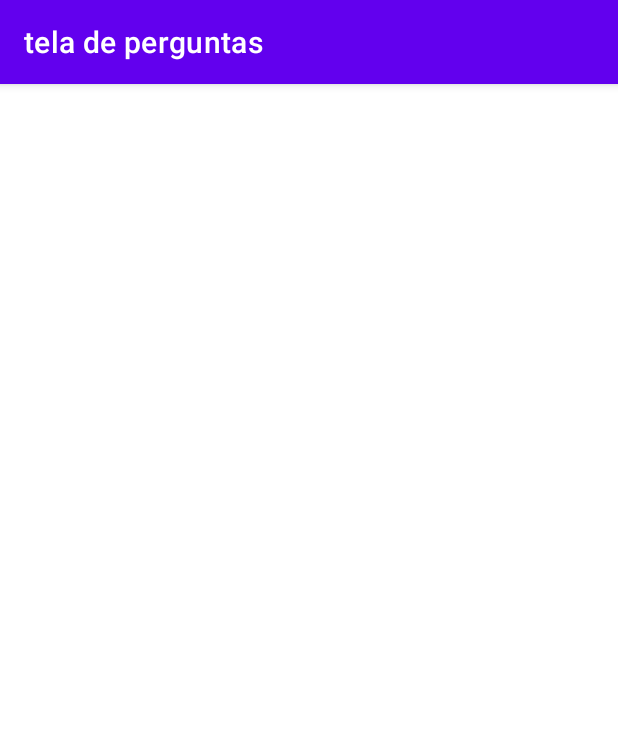
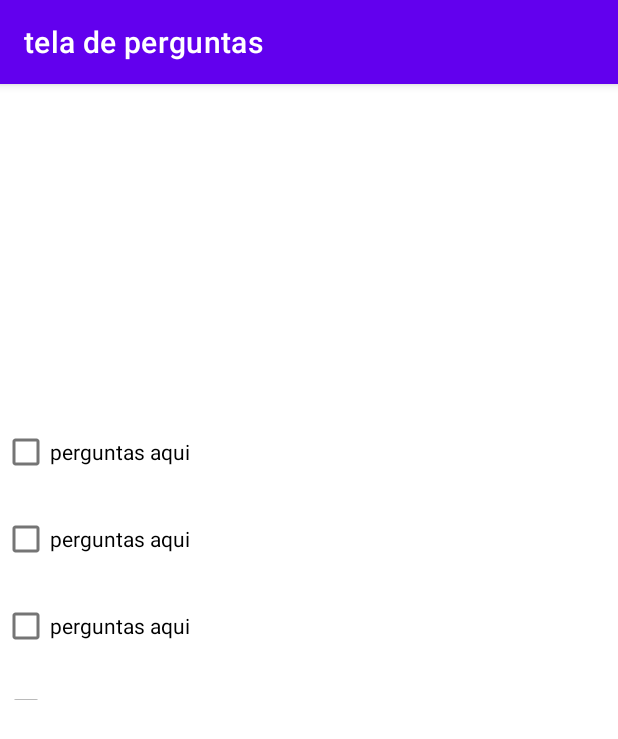
Before and after one commit to laulaiu/tela_de_perguntas, an Android app: the Formulario screen opened directly, with no data from a screen before it, on a phone screen of 412 x 824 dp. Shown: the top 739 px of the screen. Run offline under Robolectric (Android 15) with nearby library versions, the phone set to English and light mode, and no system bars.

```diff
--- a/app/build.gradle
+++ b/app/build.gradle
@@ -34,6 +34,7 @@ dependencies {
     implementation 'com.google.android.material:material:1.4.0'
     implementation 'androidx.constraintlayout:constraintlayout:2.1.0'
     implementation 'com.google.firebase:firebase-firestore:23.0.3'
+    implementation 'com.google.firebase:firebase-database:20.0.2'
     testImplementation 'junit:junit:4.+'
     androidTestImplementation 'androidx.test.ext:junit:1.1.3'
     androidTestImplementation 'androidx.test.espresso:espresso-core:3.4.0'
--- /dev/null
+++ b/app/src/main/java/com/appgjob/teladeperguntas/FirebaseBD.java
@@ -0,0 +1,31 @@
+package com.appgjob.teladeperguntas;
+
+import android.widget.Button;
+
+import androidx.annotation.NonNull;
+
+import com.google.firebase.database.DataSnapshot;
+import com.google.firebase.database.DatabaseError;
+import com.google.firebase.database.DatabaseReference;
+import com.google.firebase.database.FirebaseDatabase;
+import com.google.firebase.database.ValueEventListener;
+
+public class FirebaseBD {
+    private DatabaseReference mDatabase = FirebaseDatabase.getInstance().getReference();
+
+    public void eventoDatabse(){
+        mDatabase.child("formulario").addValueEventListener(new ValueEventListener() {
+            @Override
+            public void onDataChange(@NonNull DataSnapshot snapshot) {
+
+            }
+
+            @Override
+            public void onCancelled(@NonNull DatabaseError error) {
+
+            }
+        });
+    }
+
+
+}
--- a/app/src/main/java/com/appgjob/teladeperguntas/Formulario.java
+++ b/app/src/main/java/com/appgjob/teladeperguntas/Formulario.java
@@ -3,12 +3,24 @@ package com.appgjob.teladeperguntas;
 import androidx.appcompat.app.AppCompatActivity;
 
 import android.os.Bundle;
+import android.widget.CheckBox;
 
 public class Formulario extends AppCompatActivity {
+
+    private CheckBox  pergunta1;
+    private CheckBox  pergunta2;
+    private CheckBox  pergunta3;
+    private CheckBox  pergunta4;
 
     @Override
     protected void onCreate(Bundle savedInstanceState) {
         super.onCreate(savedInstanceState);
         setContentView(R.layout.activity_formulario);
+
+        pergunta1 = findViewById(R.id.chk_pergunta1);
+        pergunta2 = findViewById(R.id.chk_pergunta2);
+        pergunta3 = findViewById(R.id.chk_pergunta3);
+        pergunta4 = findViewById(R.id.chk_pergunta4);
+
     }
 }
--- a/app/src/main/res/layout/activity_formulario.xml
+++ b/app/src/main/res/layout/activity_formulario.xml
@@ -6,4 +6,72 @@
     android:layout_height="match_parent"
     tools:context=".Formulario">
 
+    <ScrollView
+        android:id="@+id/scrollView2"
+        android:layout_width="409dp"
+        android:layout_height="729dp"
+        app:layout_constraintBottom_toBottomOf="parent"
+        app:layout_constraintEnd_toEndOf="parent"
+        app:layout_constraintStart_toStartOf="parent"
+        app:layout_constraintTop_toTopOf="parent">
+
+        <LinearLayout
+            android:layout_width="match_parent"
+            android:layout_height="wrap_content"
+            android:orientation="vertical" >
+
+            <androidx.constraintlayout.widget.ConstraintLayout
+                android:layout_width="match_parent"
+                android:layout_height="391dp">
+
+                <ImageView
+                    android:id="@+id/imageView3"
+                    android:layout_width="269dp"
+                    android:layout_height="162dp"
+                    android:layout_marginTop="16dp"
+                    app:layout_constraintEnd_toEndOf="parent"
+                    app:layout_constraintStart_toStartOf="parent"
+                    app:layout_constraintTop_toTopOf="parent"
+                    tools:srcCompat="@tools:sample/backgrounds/scenic" />
+
+                <RadioGroup
+                    android:layout_width="wrap_content"
+                    android:layout_height="wrap_content"
+                    android:layout_marginTop="24dp"
+                    app:layout_constraintStart_toStartOf="parent"
+                    app:layout_constraintTop_toBottomOf="@+id/imageView3">
+
+                    <CheckBox
+                        android:id="@+id/chk_pergunta1"
+                        android:layout_width="match_parent"
+                        android:layout_height="wrap_content"
+                        android:text="@string/value_checkbox" />
+
+                    <CheckBox
+                        android:id="@+id/chk_pergunta2"
+                        android:layout_width="match_parent"
+                        android:layout_height="wrap_content"
+                        android:layout_marginTop="10dp"
+                        android:text="@string/value_checkbox" />
+
+                    <CheckBox
+                        android:id="@+id/chk_pergunta3"
+                        android:layout_width="match_parent"
+                        android:layout_height="wrap_content"
+                        android:layout_marginTop="10dp"
+                        android:text="@string/value_checkbox" />
+
+                    <CheckBox
+                        android:id="@+id/chk_pergunta4"
+                        android:layout_width="match_parent"
+                        android:layout_height="wrap_content"
+                        android:text="@string/value_checkbox"
+                        android:layout_marginTop="10dp"/>
+
+                </RadioGroup>
+
+            </androidx.constraintlayout.widget.ConstraintLayout>
+        </LinearLayout>
+    </ScrollView>
+
 </androidx.constraintlayout.widget.ConstraintLayout>
```
